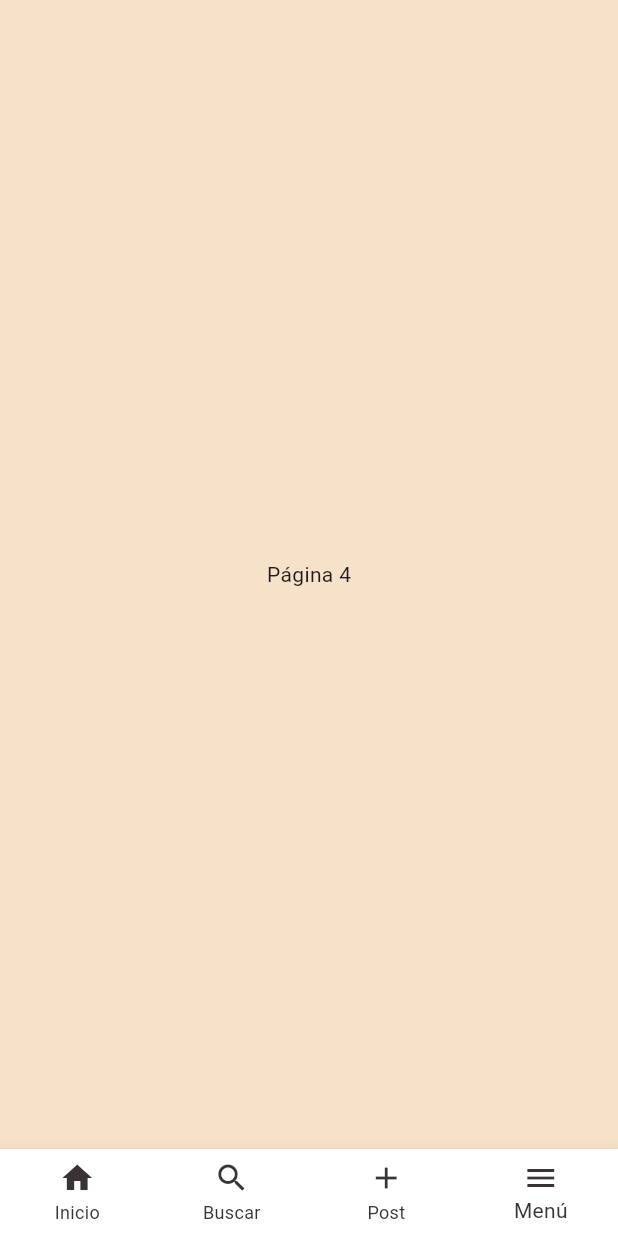
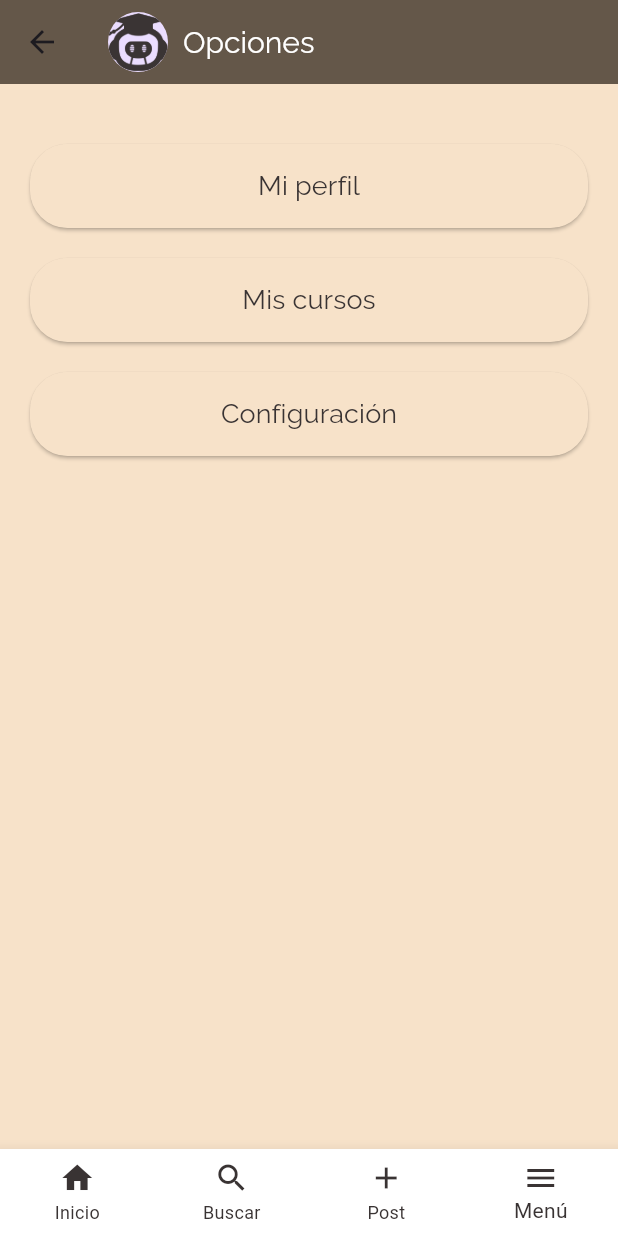
Before and after one commit to Sovero1/TribuApp, a Flutter app: the HomePage screen opened directly with empty values, item 4 of the bottom bar chosen, on a phone screen of 412 x 824 dp. Run offline on Flutter 3.47's test engine with Material 3 defaults, Android fonts, the light colour scheme and no system bars; our stand-ins replace get; missing offline and left inert: dart:ffi; network calls fail; project files that could hold a hidden picture were left out.

Commit message:
page Menu

```diff
--- a/lib/pages/home/home_page.dart
+++ b/lib/pages/home/home_page.dart
@@ -2,6 +2,7 @@ import 'package:flutter/material.dart';
 import 'package:get/get.dart';
 import 'package:tribu_app/components/post_card.dart';
 import 'package:tribu_app/models/post.dart';
+import 'package:tribu_app/pages/menu/menu_page.dart';
 import '../../models/usuario.dart';
 import 'home_controller.dart';
 import 'package:tribu_app/configs/colors.dart';
@@ -32,7 +33,7 @@ class _HomePageState extends State<HomePage> {
       case 2:
         return Center(child: Text('Página 3'));
       case 3:
-        return Center(child: Text('Página 4'));
+        return MenuPage();
       default:
         return Center(child: Text('Página 1'));
     }
--- /dev/null
+++ b/lib/pages/menu/menu_controller.dart
@@ -0,0 +1,18 @@
+import 'package:get/get.dart';
+
+class CustomMenuController extends GetxController {
+  // Navega a la página de perfil
+  void goToPerfil() {
+    Get.toNamed('/perfil');
+  }
+
+  // Navega a la página de cursos
+  void goToCursos() {
+    Get.toNamed('/cursos');
+  }
+
+  // Navega a la página de configuración
+  void goToConfiguracion() {
+    Get.toNamed('/configuracion');
+  }
+}
--- /dev/null
+++ b/lib/pages/menu/menu_page.dart
@@ -0,0 +1,101 @@
+import 'package:flutter/material.dart';
+import 'package:get/get.dart';
+import 'package:tribu_app/pages/menu/menu_controller.dart'; // Cambia la importación
+
+class MenuPage extends StatelessWidget {
+  // Inicializa el controlador
+  final CustomMenuController menuController = Get.put(CustomMenuController());
+
+  @override
+  Widget build(BuildContext context) {
+    return Scaffold(
+      appBar: AppBar(
+        title: Row(
+          children: [
+            CircleAvatar(
+              backgroundImage:
+                  AssetImage('assets/img/adaptive_icon_foreground.png'),
+              radius: 20.0,
+            ),
+            SizedBox(width: 10),
+            Text(
+              'Opciones',
+              style: TextStyle(
+                fontFamily: 'Texto',
+                fontSize: 20,
+                color: Colors.white,
+              ),
+            ),
+          ],
+        ),
+        backgroundColor: Color(0xFF645749),
+      ),
+      body: Padding(
+        padding: EdgeInsets.all(20),
+        child: Column(
+          crossAxisAlignment: CrossAxisAlignment.stretch,
+          children: [
+            SizedBox(height: 20),
+            ElevatedButton(
+              onPressed: menuController.goToPerfil,
+              style: ElevatedButton.styleFrom(
+                padding: EdgeInsets.symmetric(vertical: 15),
+                shape: RoundedRectangleBorder(
+                  borderRadius: BorderRadius.circular(25),
+                ),
+                backgroundColor: Color(0xFFF7E2C9),
+              ),
+              child: Text(
+                'Mi perfil',
+                style: TextStyle(
+                  fontFamily: 'Texto',
+                  fontSize: 18,
+                  color: Color(0xFF393333),
+                ),
+              ),
+            ),
+            SizedBox(height: 20),
+            ElevatedButton(
+              onPressed: menuController.goToCursos,
+              style: ElevatedButton.styleFrom(
+                padding: EdgeInsets.symmetric(vertical: 15),
+                shape: RoundedRectangleBorder(
+                  borderRadius: BorderRadius.circular(25),
+                ),
+                backgroundColor: Color(0xFFF7E2C9),
+              ),
+              child: Text(
+                'Mis cursos',
+                style: TextStyle(
+                  fontFamily: 'Texto',
+                  fontSize: 18,
+                  color: Color(0xFF393333),
+                ),
+              ),
+            ),
+            SizedBox(height: 20),
+            ElevatedButton(
+              onPressed: menuController.goToConfiguracion,
+              style: ElevatedButton.styleFrom(
+                padding: EdgeInsets.symmetric(vertical: 15),
+                shape: RoundedRectangleBorder(
+                  borderRadius: BorderRadius.circular(25),
+                ),
+                backgroundColor: Color(0xFFF7E2C9),
+              ),
+              child: Text(
+                'Configuración',
+                style: TextStyle(
+                  fontFamily: 'Texto',
+                  fontSize: 18,
+                  color: Color(0xFF393333),
+                ),
+              ),
+            ),
+          ],
+        ),
+      ),
+      backgroundColor: Color(0xFFF7E2C9),
+    );
+  }
+}
```
